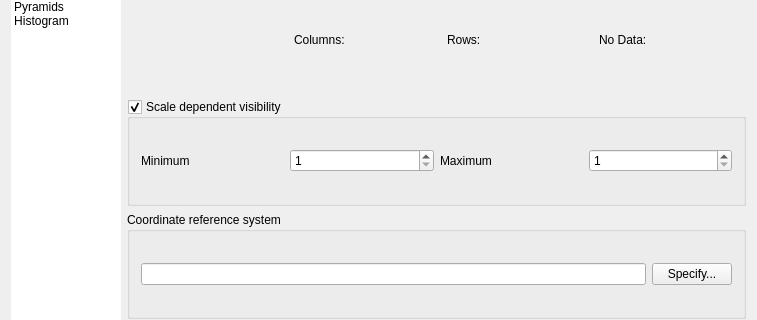
Old version of the form qgis/src/ui/qgsrasterlayerpropertiesbase.ui in the repository sourcepole/qgis; both pictures show x 0 to 757 and y 81 to 401 of the 757 by 638 pixel window.
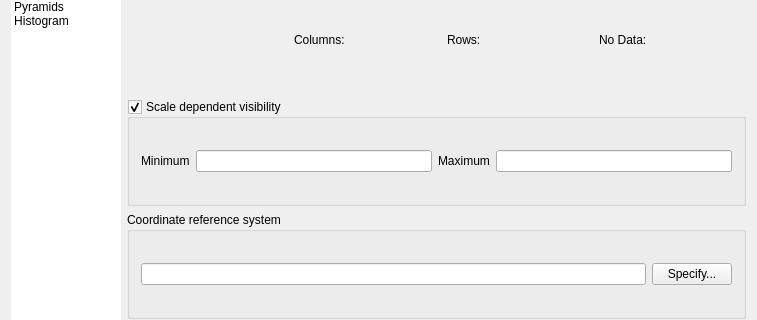
New version of the form. The open tabs and pages were chosen to show the change. Icons and pictures are not drawn.

Commit message: allow entry of visibility scales in floating point

The edit to the form file:
```diff
--- a/qgis/src/ui/qgsrasterlayerpropertiesbase.ui
+++ b/qgis/src/ui/qgsrasterlayerpropertiesbase.ui
@@ -1569,46 +1569,32 @@
           <property name="margin">
            <number>11</number>
           </property>
-          <item row="0" column="3">
-           <widget class="QSpinBox" name="spinMaximumScale">
-            <property name="toolTip">
-             <string>Maximum scale at which this layer will be displayed. </string>
-            </property>
-            <property name="minimum">
-             <number>1</number>
-            </property>
-            <property name="maximum">
-             <number>100000000</number>
-            </property>
-           </widget>
-          </item>
           <item row="0" column="2">
            <widget class="QLabel" name="textLabel1_2_2_2">
+            <property name="layoutDirection">
+             <enum>Qt::RightToLeft</enum>
+            </property>
             <property name="text">
              <string>Maximum</string>
             </property>
            </widget>
           </item>
-          <item row="0" column="1">
-           <widget class="QSpinBox" name="spinMinimumScale">
-            <property name="toolTip">
-             <string>Minimum scale at which this layer will be displayed. </string>
-            </property>
-            <property name="minimum">
-             <number>1</number>
-            </property>
-            <property name="maximum">
-             <number>100000000</number>
-            </property>
-           </widget>
-          </item>
           <item row="0" column="0">
            <widget class="QLabel" name="textLabel1_3">
+            <property name="layoutDirection">
+             <enum>Qt::RightToLeft</enum>
+            </property>
             <property name="text">
              <string>Minimum</string>
             </property>
            </widget>
           </item>
+          <item row="0" column="3">
+           <widget class="QLineEdit" name="leMaximumScale"/>
+          </item>
+          <item row="0" column="1">
+           <widget class="QLineEdit" name="leMinimumScale"/>
+          </item>
          </layout>
         </widget>
        </item>
```
Left out of the diff: 8 changed lines with no effect on the pictures. The commit also changes 5 other files.
